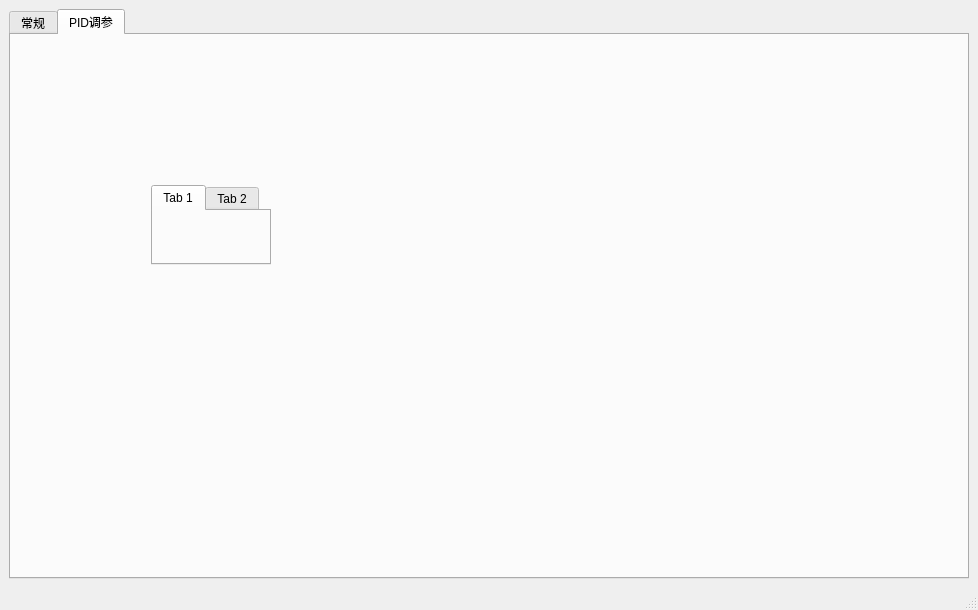
This is ui_mainwidow.ui in StrangeChan/SerialDebuggingAssistant as Qt 5 draws it before an edit. The edited form follows.
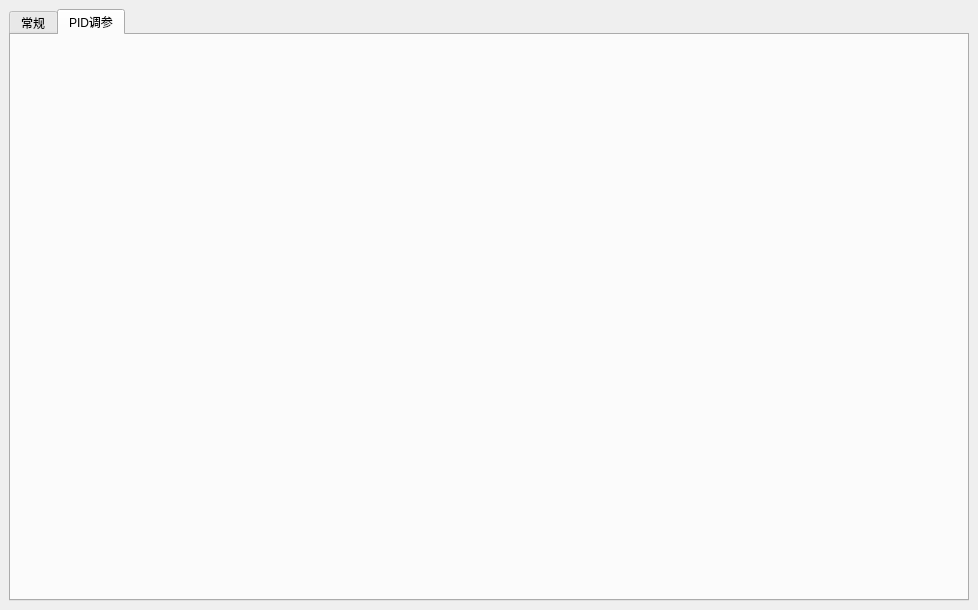
This is the edited form. The open tabs and pages were chosen to show the change.

```diff
--- a/ui_mainwidow.ui
+++ b/ui_mainwidow.ui
@@ -327,42 +327,11 @@
        <attribute name="title">
         <string>PID调参</string>
        </attribute>
-       <widget class="QTabWidget" name="tabWidget_2">
-        <property name="geometry">
-         <rect>
-          <x>140</x>
-          <y>150</y>
-          <width>120</width>
-          <height>80</height>
-         </rect>
-        </property>
-        <widget class="QWidget" name="tab_3">
-         <attribute name="title">
-          <string>Tab 1</string>
-         </attribute>
-        </widget>
-        <widget class="QWidget" name="tab_4">
-         <attribute name="title">
-          <string>Tab 2</string>
-         </attribute>
-        </widget>
-       </widget>
       </widget>
      </widget>
     </item>
    </layout>
   </widget>
-  <widget class="QStatusBar" name="statusbar"/>
-  <widget class="QMenuBar" name="menubar">
-   <property name="geometry">
-    <rect>
-     <x>0</x>
-     <y>0</y>
-     <width>978</width>
-     <height>18</height>
-    </rect>
-   </property>
-  </widget>
  </widget>
  <resources/>
  <connections/>
```
Left out of the diff: 2 changed lines with no effect on the pictures.
